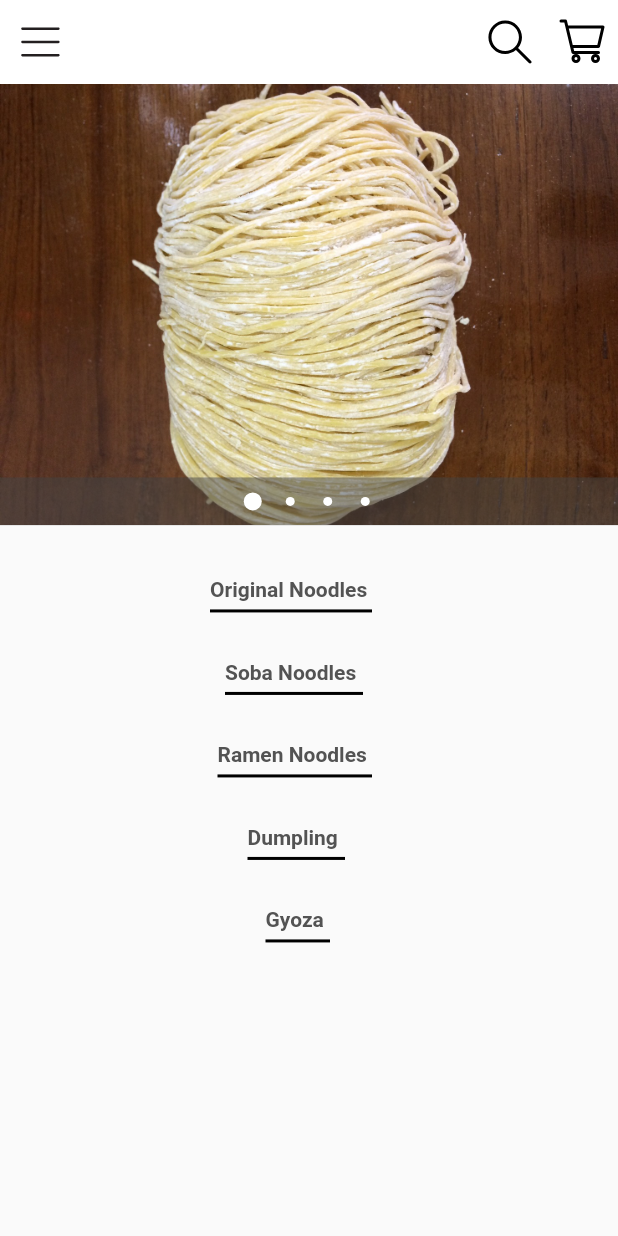
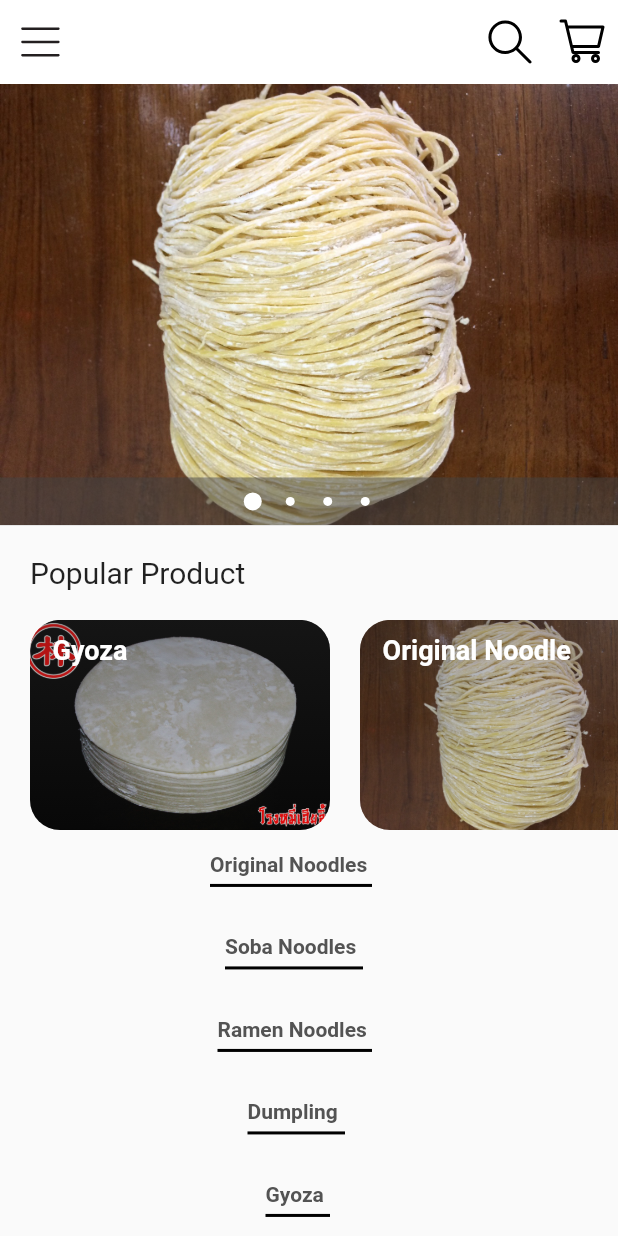
Before and after one commit to noojob001/FlutterShopping, a Flutter app: the screen it shows after launch, on a phone screen of 412 x 824 dp. Run offline on Flutter 3.47's test engine with Material 2 defaults, Android fonts, the phone set to English and light mode, and no system bars; drawn by our look-alikes of carousel_pro; our stand-ins replace firebase_auth, firebase_core, flutter_svg, fluttertoast, form_field_validator; accounts and stored records are empty.

Commit message:
popular product

```diff
--- /dev/null
+++ b/fluttershopping/lib/components/banner.dart
@@ -0,0 +1,90 @@
+import 'package:flutter/material.dart';
+
+class BannerSlide extends StatelessWidget {
+
+  @override
+  Widget build(BuildContext context) {
+    return SafeArea(
+      child: Column(children: [
+        SingleChildScrollView(
+          scrollDirection: Axis.horizontal,
+                  child: Row(
+            children: [
+              Bannercard(
+                image: "images/gyoza.jpg",
+                category: "Gyoza",
+                press: () {},
+              ),
+              Bannercard(
+                image: "images/noodle1.jpg",
+                category: "Original Noodle",
+                press: () {},
+              ),
+              Bannercard(
+                image: "images/soba.jpg",
+                category: "Soba Noodle",
+                press: () {},
+              ),
+            ],
+          ),
+        ),
+      ],),
+    );
+  }
+}
+
+class Bannercard extends StatelessWidget {
+  const Bannercard({
+    Key key,
+   @required this.category,
+   @required this.image,
+   @required this.press,
+  }) : super(key: key);
+  final String category, image;
+  final GestureTapCallback press;
+
+  @override
+  Widget build(BuildContext context) {
+    return SingleChildScrollView(
+      reverse: true,
+      padding: EdgeInsets.only(left: 20.0),
+      child: SizedBox(
+        width:200.0,
+        height:140.0,
+        child:ClipRRect(
+          borderRadius:BorderRadius.circular(20.0),
+          child: Stack(
+            children: [
+              Image.asset(image,
+              width: 200.0,
+              height: 140.0,
+              fit:BoxFit.cover),
+              Container(
+                decoration: BoxDecoration(
+                  gradient: LinearGradient(
+                    begin: Alignment.topCenter,
+                    end: Alignment.bottomCenter,
+                    colors: [
+                  Color(0xFF343434).withOpacity(0.4),
+                  Color(0xFF343434).withOpacity(0.15),])
+                ),
+              ),
+              Padding(
+                padding: EdgeInsets.symmetric(
+                  horizontal:15,vertical:10,
+                ),
+                child: Text.rich(TextSpan(style:TextStyle(color: Colors.white), children: [TextSpan(text: "$category\n",style: TextStyle(fontSize: 18,
+                fontWeight:FontWeight.bold
+                ),
+                ),
+                ]
+                ),
+              ),
+          ),
+            ],
+          ),
+        ),
+      ),
+    );
+  }
+}
--- a/fluttershopping/lib/components/body.dart
+++ b/fluttershopping/lib/components/body.dart
@@ -2,6 +2,7 @@ import 'package:carousel_pro/carousel_pro.dart';
 import 'package:flutter/material.dart';
 import 'package:fluttershopping/model/color.dart';
 
+import 'banner.dart';
 import 'category.dart';
 
 class Body extends StatefulWidget {
@@ -28,8 +29,9 @@ class _BodyState extends State<Body> {
   Widget build(BuildContext context) {
     // ignore: non_constant_identifier_names
     double ScreenHeight = MediaQuery.of(context).size.height;
-    return Column(
-      children:<Widget>[ Padding(
+    return SingleChildScrollView(
+          child: Column(
+        children:<Widget>[ SingleChildScrollView(
           padding: const EdgeInsets.fromLTRB(0, 0, 0, 20),
           child: Container(
             height: ScreenHeight / 2.8,
@@ -41,12 +43,23 @@ class _BodyState extends State<Body> {
             ),
           ),
         ),
+        Row(
+          children: <Widget>[ SingleChildScrollView(padding: const EdgeInsets.fromLTRB(20.0, 5.0, 0.0, 0.0)),
+            Text("Popular Product",
+            style:TextStyle(fontSize:20)
+            ),
+
+          ],
+        ),
+        SizedBox(height:20.0),
+        BannerSlide(),
         Categories(),
         Categories2(),
         Categories3(),
         Categories4(),
         Categories5()
         ]
+      ),
     );
 
   }
--- a/fluttershopping/lib/components/category.dart
+++ b/fluttershopping/lib/components/category.dart
@@ -68,7 +68,7 @@ class _Categories2State extends State<Categories2> {
   int selectedIndex = 0;
   @override
   Widget build(BuildContext context) {
-    return Padding(
+    return SingleChildScrollView(
       padding: const EdgeInsets.symmetric(vertical:15.0),
       child: SizedBox(
         height: 25.0,
@@ -88,7 +88,7 @@ class _Categories2State extends State<Categories2> {
           selectedIndex = index;
         });
       },
-          child: Padding(
+          child: SingleChildScrollView(
         padding: const EdgeInsets.symmetric(horizontal: 150.0),
         child: Column(
           crossAxisAlignment: CrossAxisAlignment.start,
@@ -124,7 +124,7 @@ class _Categories3State extends State<Categories3> {
   int selectedIndex = 0;
   @override
   Widget build(BuildContext context) {
-    return Padding(
+    return SingleChildScrollView(
       padding: const EdgeInsets.symmetric(vertical:15.0),
       child: SizedBox(
         height: 25.0,
@@ -144,7 +144,7 @@ class _Categories3State extends State<Categories3> {
           selectedIndex = index;
         });
       },
-          child: Padding(
+          child: SingleChildScrollView(
         padding: const EdgeInsets.symmetric(horizontal: 145.0),
         child: Column(
           crossAxisAlignment: CrossAxisAlignment.start,
@@ -179,7 +179,7 @@ class _Categories4State extends State<Categories4> {
   int selectedIndex = 0;
   @override
   Widget build(BuildContext context) {
-    return Padding(
+    return SingleChildScrollView(
       padding: const EdgeInsets.symmetric(vertical:15.0),
       child: SizedBox(
         height: 25.0,
@@ -199,7 +199,7 @@ class _Categories4State extends State<Categories4> {
           selectedIndex = index;
         });
       },
-          child: Padding(
+          child: SingleChildScrollView(
         padding: const EdgeInsets.symmetric(horizontal: 165.0),
         child: Column(
           crossAxisAlignment: CrossAxisAlignment.start,
@@ -234,7 +234,7 @@ class _Categories5State extends State<Categories5> {
   int selectedIndex = 0;
   @override
   Widget build(BuildContext context) {
-    return Padding(
+    return SingleChildScrollView(
       padding: const EdgeInsets.symmetric(vertical:15.0),
       child: SizedBox(
         height: 25.0,
--- a/fluttershopping/pubspec.yaml
+++ b/fluttershopping/pubspec.yaml
@@ -52,6 +52,8 @@ flutter:
     - images/noodle2.jpg
     - images/noodle3.jpg
     - images/noodle4.jpg
+    - images/gyoza.jpg
+    - images/soba.jpg
     - images/hamburger.svg
     - images/search.svg
     - images/cart.svg
```
Also changed, not shown: fluttershopping/images/gyoza.jpg (added), fluttershopping/images/soba.jpg (added), fluttershopping/lib/components/card.dart (added). Lines whose indentation alone changed are shown as unchanged.
